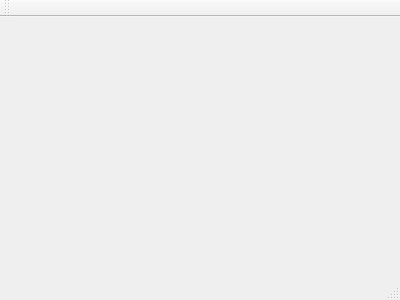
Qt form mainwindow.ui (MaximeMF/Checkers) before a commit.
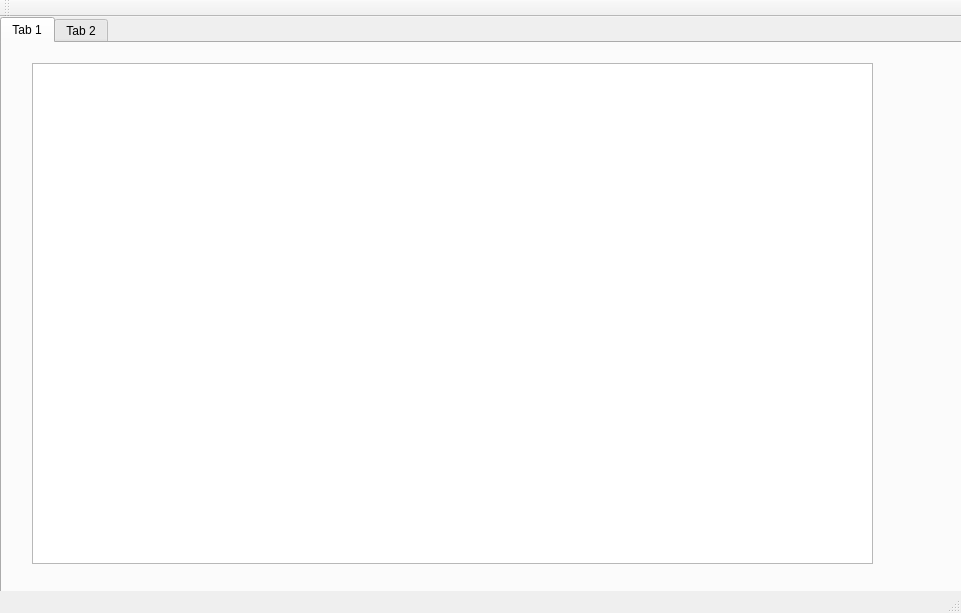
The same form after that commit.

```diff
--- a/mainwindow.ui
+++ b/mainwindow.ui
@@ -1,24 +1,73 @@
 <ui version="4.0">
  <class>MainWindow</class>
- <widget class="QMainWindow" name="MainWindow" >
-  <property name="geometry" >
+ <widget class="QMainWindow" name="MainWindow">
+  <property name="geometry">
    <rect>
     <x>0</x>
     <y>0</y>
-    <width>400</width>
-    <height>300</height>
+    <width>961</width>
+    <height>613</height>
    </rect>
   </property>
   <property name="windowTitle" >
    <string>MainWindow</string>
   </property>
-  <widget class="QMenuBar" name="menuBar" />
-  <widget class="QToolBar" name="mainToolBar" />
-  <widget class="QWidget" name="centralWidget" />
-  <widget class="QStatusBar" name="statusBar" />
+  <widget class="QWidget" name="centralWidget">
+   <widget class="QTabWidget" name="tabWidget">
+    <property name="geometry">
+     <rect>
+      <x>0</x>
+      <y>0</y>
+      <width>971</width>
+      <height>581</height>
+     </rect>
+    </property>
+    <property name="currentIndex">
+     <number>0</number>
+    </property>
+    <widget class="QWidget" name="tab">
+     <attribute name="title">
+      <string>Tab 1</string>
+     </attribute>
+     <widget class="QGraphicsView" name="graphicsView">
+      <property name="geometry">
+       <rect>
+        <x>30</x>
+        <y>20</y>
+        <width>841</width>
+        <height>501</height>
+       </rect>
+      </property>
+     </widget>
+    </widget>
+    <widget class="QWidget" name="tab_2">
+     <attribute name="title">
+      <string>Tab 2</string>
+     </attribute>
+    </widget>
+   </widget>
+  </widget>
+  <widget class="QMenuBar" name="menuBar">
+   <property name="geometry">
+    <rect>
+     <x>0</x>
+     <y>0</y>
+     <width>961</width>
+     <height>21</height>
+    </rect>
+   </property>
+  </widget>
+  <widget class="QToolBar" name="mainToolBar">
+   <attribute name="toolBarArea">
+    <enum>TopToolBarArea</enum>
+   </attribute>
+   <attribute name="toolBarBreak">
+    <bool>false</bool>
+   </attribute>
+  </widget>
+  <widget class="QStatusBar" name="statusBar"/>
  </widget>
- <layoutDefault spacing="6" margin="11" />
- <pixmapfunction></pixmapfunction>
+ <layoutdefault spacing="6" margin="11"/>
  <resources/>
  <connections/>
 </ui>
```
Left out of the diff: 3 changed lines with no effect on the pictures.
